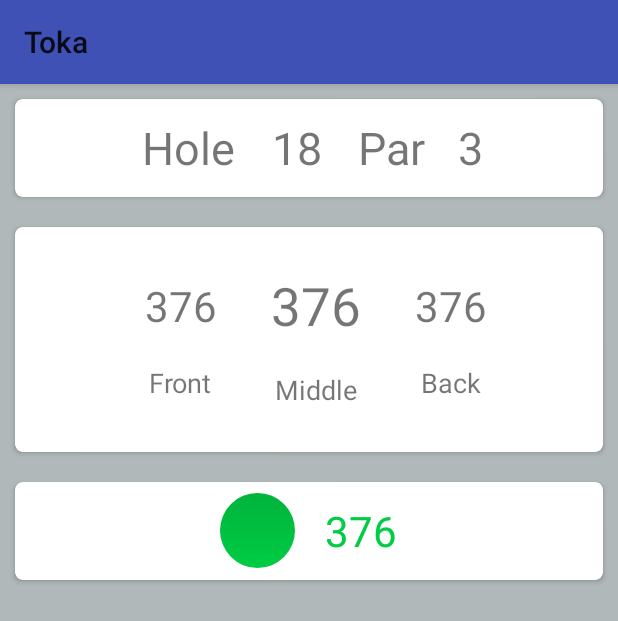
After one commit to idperez/TokaSticks, an Android app: the layout hole_layout.xml on its own in the app's theme, with its tools: preview values and no code run, on a phone screen of 412 x 824 dp. The commit adds this screen. Shown: the top 621 px of the screen. Run offline under Robolectric (Android 15) with nearby library versions, the phone set to English and light mode, and no system bars.

Commit message:
card views and drawables for tees

```diff
--- a/app/build.gradle
+++ b/app/build.gradle
@@ -6,7 +6,7 @@ android {
 
     defaultConfig {
         applicationId "com.example.isidro.toka"
-        minSdkVersion 15
+        minSdkVersion 21
         targetSdkVersion 24
         versionCode 1
         versionName "1.0"
@@ -23,4 +23,6 @@ dependencies {
     compile fileTree(dir: 'libs', include: ['*.jar'])
     testCompile 'junit:junit:4.12'
     compile 'com.android.support:appcompat-v7:24.0.0'
+    compile 'com.android.support:cardview-v7:21.+'
+    compile 'com.android.support:recyclerview-v7:21.+'
 }
--- /dev/null
+++ b/app/src/main/res/drawable/tee_1.xml
@@ -0,0 +1,5 @@
+<?xml version="1.0" encoding="utf-8"?>
+<shape xmlns:android="http://schemas.android.com/apk/res/android" android:shape="oval" >
+    <gradient android:startColor="#00b33c" android:endColor="#00cc44"
+        android:angle="270"/>
+</shape>
--- /dev/null
+++ b/app/src/main/res/drawable/tee_2.xml
@@ -0,0 +1,4 @@
+<?xml version="1.0" encoding="utf-8"?>
+<selector xmlns:android="http://schemas.android.com/apk/res/android">
+
+</selector>
--- a/app/src/main/res/layout/activity_main.xml
+++ b/app/src/main/res/layout/activity_main.xml
@@ -1,5 +1,5 @@
 <?xml version="1.0" encoding="utf-8"?>
-<RelativeLayout xmlns:android="http://schemas.android.com/apk/res/android"
+<FrameLayout xmlns:android="http://schemas.android.com/apk/res/android"
     xmlns:tools="http://schemas.android.com/tools"
     android:layout_width="match_parent"
     android:layout_height="match_parent"
@@ -8,6 +8,7 @@
     android:paddingRight="@dimen/activity_horizontal_margin"
     android:paddingTop="@dimen/activity_vertical_margin"
     tools:context="com.example.isidro.toka.MainActivity">
+
 
     <Button
         android:layout_width="wrap_content"
@@ -21,10 +22,10 @@
         android:layout_width="fill_parent"
         android:layout_height="wrap_content"
         android:id="@+id/textView"
-        android:textColor="#372492"
+        android:textColor="#123190"
         android:gravity="center"
         android:text="Coordinates:"
         android:layout_below="@+id/button"
         android:layout_centerHorizontal="true"/>
 
-</RelativeLayout>
+</FrameLayout>
--- /dev/null
+++ b/app/src/main/res/layout/hole_layout.xml
@@ -0,0 +1,191 @@
+<?xml version="1.0" encoding="utf-8"?>
+<LinearLayout xmlns:android="http://schemas.android.com/apk/res/android"
+    android:orientation="vertical" android:layout_width="match_parent"
+    android:layout_height="match_parent"
+    android:background="#b0b8b9"
+    >
+
+    <android.support.v7.widget.CardView
+        xmlns:android="http://schemas.android.com/apk/res/android"
+        xmlns:card_view="http://schemas.android.com/apk/res-auto"
+        android:layout_width="match_parent"
+        android:layout_height="65dp"
+        android:layout_marginLeft="10dp"
+        android:layout_marginRight="10dp"
+        android:layout_marginTop="10dp"
+        android:layout_marginBottom="10dp"
+        card_view:cardCornerRadius="5dp">
+
+        <LinearLayout
+            android:layout_width="match_parent"
+            android:layout_height="match_parent"
+            android:orientation="horizontal"
+            android:gravity="center">
+
+            <TextView
+                android:layout_width="70dp"
+                android:layout_height="match_parent"
+                android:text="@string/hole"
+                android:gravity="center"
+                android:textSize="30sp" />
+
+            <TextView
+                android:id="@+id/hole"
+                android:layout_width="35dp"
+                android:layout_height="match_parent"
+                android:layout_marginLeft="20dp"
+                android:text="18"
+                android:gravity="center"
+                android:textSize="30sp" />
+
+            <TextView
+                android:layout_width="50dp"
+                android:layout_height="match_parent"
+                android:layout_marginLeft="20dp"
+                android:text="Par"
+                android:gravity="center"
+                android:textSize="30sp" />
+
+            <TextView
+                android:id="@+id/par"
+                android:layout_width="15dp"
+                android:layout_height="match_parent"
+                android:layout_marginLeft="20dp"
+                android:text="3"
+                android:gravity="center"
+                android:textSize="30sp" />
+
+        </LinearLayout>
+
+    </android.support.v7.widget.CardView>
+
+    <android.support.v7.widget.CardView
+        xmlns:android="http://schemas.android.com/apk/res/android"
+        xmlns:card_view="http://schemas.android.com/apk/res-auto"
+        android:layout_width="match_parent"
+        android:layout_height="150dp"
+        android:layout_marginLeft="10dp"
+        android:layout_marginRight="10dp"
+        android:layout_marginTop="10dp"
+        android:layout_marginBottom="10dp"
+        card_view:cardCornerRadius="5dp">
+
+        <LinearLayout
+            android:layout_width="match_parent"
+            android:layout_height="match_parent"
+            android:orientation="horizontal"
+            android:gravity="center"
+            >
+
+            <LinearLayout
+                android:orientation="vertical"
+                android:layout_width="80dp"
+                android:layout_height="match_parent"
+                android:layout_marginLeft="10dp"
+                android:gravity="center">
+
+                <TextView
+                    android:id="@+id/front"
+                    android:layout_width="wrap_content"
+                    android:layout_height="wrap_content"
+                    android:text="376"
+                    android:textSize="28dp" />
+
+                <TextView
+                    android:layout_width="wrap_content"
+                    android:layout_height="wrap_content"
+                    android:layout_marginTop="20dp"
+                    android:layout_below="@id/front"
+                    android:text="@string/front"
+                    android:textSize="18dp" />
+
+            </LinearLayout>
+
+            <LinearLayout
+                android:orientation="vertical"
+                android:layout_width="80dp"
+                android:layout_height="match_parent"
+                android:layout_marginLeft="10dp"
+                android:gravity="center">
+
+                <TextView
+                    android:id="@+id/middle"
+                    android:layout_width="wrap_content"
+                    android:layout_height="wrap_content"
+                    android:text="376"
+                    android:textSize="35dp" />
+
+                <TextView
+                    android:layout_width="wrap_content"
+                    android:layout_height="wrap_content"
+                    android:layout_marginTop="20dp"
+                    android:layout_below="@id/front"
+                    android:text="@string/middle"
+                    android:textSize="18dp" />
+
+            </LinearLayout>
+
+            <LinearLayout
+                android:orientation="vertical"
+                android:layout_width="80dp"
+                android:layout_height="match_parent"
+                android:layout_marginLeft="10dp"
+                android:gravity="center">
+
+                <TextView
+                    android:id="@+id/back"
+                    android:layout_width="wrap_content"
+                    android:layout_height="wrap_content"
+                    android:text="376"
+                    android:textSize="28dp" />
+
+                <TextView
+                    android:layout_width="wrap_content"
+                    android:layout_height="wrap_content"
+                    android:layout_marginTop="20dp"
+                    android:layout_below="@id/back"
+                    android:text="@string/back"
+                    android:textSize="18dp" />
+
+            </LinearLayout>
+
+        </LinearLayout>
+
+    </android.support.v7.widget.CardView>
+
+    <android.support.v7.widget.CardView
+        xmlns:android="http://schemas.android.com/apk/res/android"
+        xmlns:card_view="http://schemas.android.com/apk/res-auto"
+        android:layout_width="match_parent"
+        android:layout_height="65dp"
+        android:layout_marginLeft="10dp"
+        android:layout_marginRight="10dp"
+        android:layout_marginTop="10dp"
+        android:layout_marginBottom="10dp"
+        card_view:cardCornerRadius="5dp">
+
+        <LinearLayout
+            android:layout_width="match_parent"
+            android:layout_height="match_parent"
+            android:orientation="horizontal"
+            android:gravity="center">
+
+            <View android:layout_width="50dp"
+                android:layout_height="50dp"
+                android:background="@drawable/tee_1"/>
+
+            <TextView
+                android:id="@+id/tee_1"
+                android:layout_width="wrap_content"
+                android:layout_height="wrap_content"
+                android:layout_marginLeft="20dp"
+                android:text="376"
+                android:textSize="28dp"
+                android:textColor="#00cc44"/>
+
+
+        </LinearLayout>
+
+    </android.support.v7.widget.CardView>
+
+</LinearLayout>
--- /dev/null
+++ b/app/src/main/res/layout/hole_layout_test.xml
@@ -0,0 +1,27 @@
+<?xml version="1.0" encoding="utf-8"?>
+
+<android.support.v7.widget.CardView
+    xmlns:android="http://schemas.android.com/apk/res/android"
+    xmlns:card_view="http://schemas.android.com/apk/res-auto"
+    android:layout_width="match_parent"
+    android:layout_height="100dp"
+    android:layout_marginLeft="5dp"
+    android:layout_marginRight="5dp"
+    android:layout_marginTop="5dp"
+    android:layout_marginBottom="5dp"
+    card_view:cardCornerRadius="5dp">
+
+    <LinearLayout
+        android:layout_width="match_parent"
+        android:layout_height="match_parent"
+        android:background="@android:color/white"
+        android:orientation="horizontal">
+
+        <View android:layout_width="50dp"
+            android:layout_height="50dp"
+            android:background="@drawable/tee_1"/>
+
+    </LinearLayout>
+
+
+</android.support.v7.widget.CardView>
--- a/app/src/main/res/values/strings.xml
+++ b/app/src/main/res/values/strings.xml
@@ -1,3 +1,11 @@
 <resources>
     <string name="app_name">Toka</string>
+    <string name="hole">Hole</string>
+    <string name="par">Par</string>
+    <string name="front">Front</string>
+    <string name="middle">Middle</string>
+    <string name="back">Back</string>
+    <string name="hdc">HDC</string>
+    <string name="mens">Men's</string>
+    <string name="ladies">Ladie's</string>
 </resources>
--- a/app/src/main/res/values/styles.xml
+++ b/app/src/main/res/values/styles.xml
@@ -1,11 +1,12 @@
 <resources>
-
-    <!-- Base application theme. -->
-    <style name="AppTheme" parent="Theme.AppCompat.Light.DarkActionBar">
-        <!-- Customize your theme here. -->
-        <item name="colorPrimary">@color/colorPrimary</item>
-        <item name="colorPrimaryDark">@color/colorPrimaryDark</item>
-        <item name="colorAccent">@color/colorAccent</item>
+    <!-- inherit from the material theme -->
+    <style name="AppTheme" parent="android:Theme.Material.Light">
+        <!-- Main theme colors -->
+        <!--   your app branding color for the app bar -->
+        <item name="android:colorPrimary">@color/colorPrimary</item>
+        <!--   darker variant for the status bar and contextual app bars -->
+        <item name="android:colorPrimaryDark">@color/colorPrimaryDark</item>
+        <!--   theme UI controls like checkboxes and text fields -->
+        <item name="android:colorAccent">@color/colorAccent</item>
     </style>
-
 </resources>
--- a/build.gradle
+++ b/build.gradle
@@ -5,7 +5,7 @@ buildscript {
         jcenter()
     }
     dependencies {
-        classpath 'com.android.tools.build:gradle:2.1.2'
+        classpath 'com.android.tools.build:gradle:2.1.3'
 
         // NOTE: Do not place your application dependencies here; they belong
         // in the individual module build.gradle files
```
Also changed, not shown: gradle/wrapper/gradle-wrapper.properties, 2 other files.
